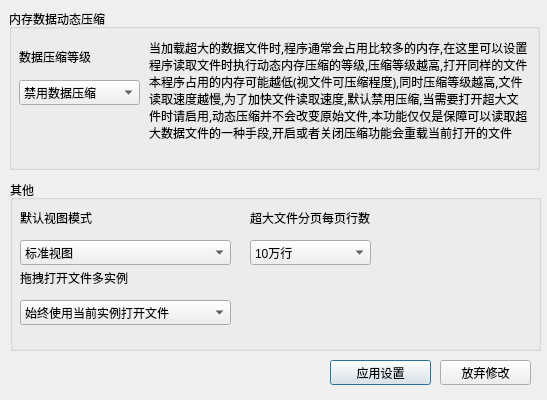
Before: the Qt Designer form src/dialogpreference.ui in cnldw/FinanceFileReader, drawn with Qt 5.
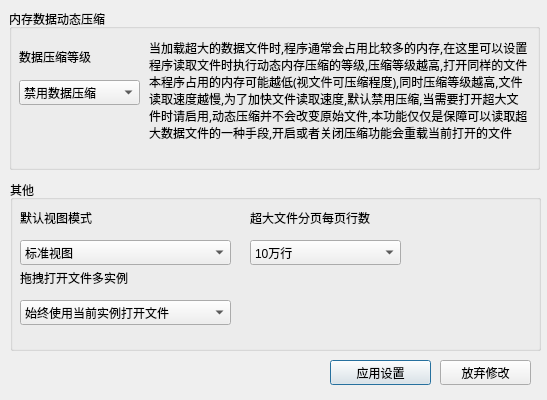
After: the same form once the commit is applied.

```diff
--- a/src/dialogpreference.ui
+++ b/src/dialogpreference.ui
@@ -227,7 +227,7 @@
      <rect>
       <x>240</x>
       <y>60</y>
-      <width>121</width>
+      <width>151</width>
       <height>25</height>
      </rect>
     </property>
```
Left out of the diff: 5 changed lines with no effect on the pictures.
